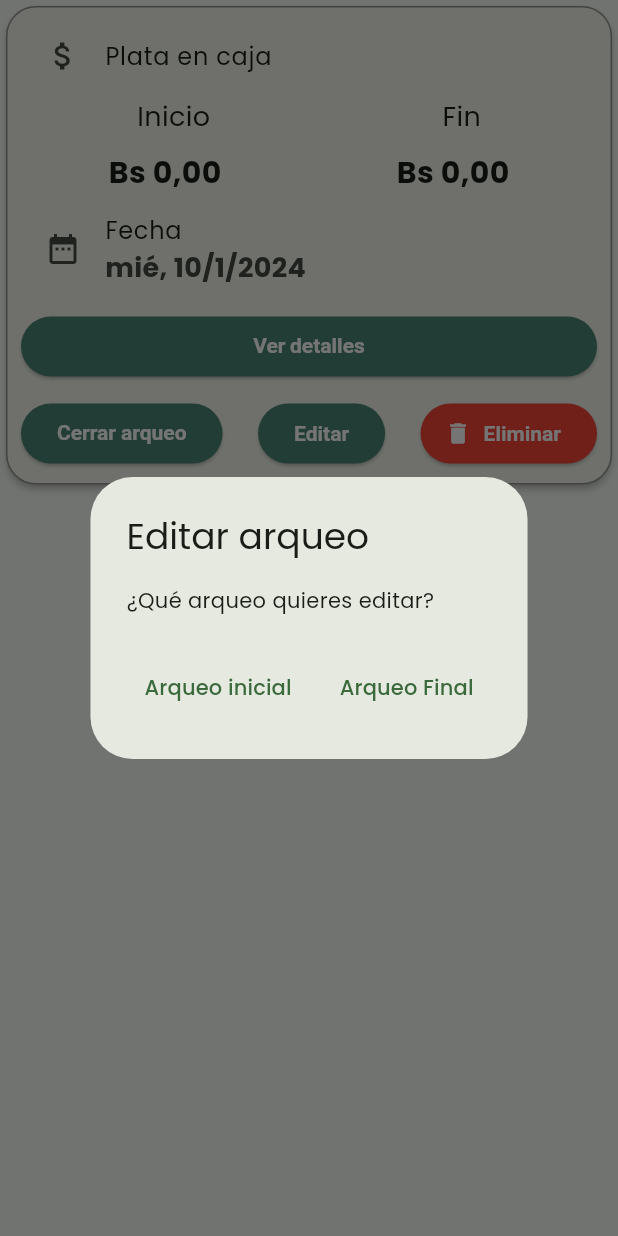
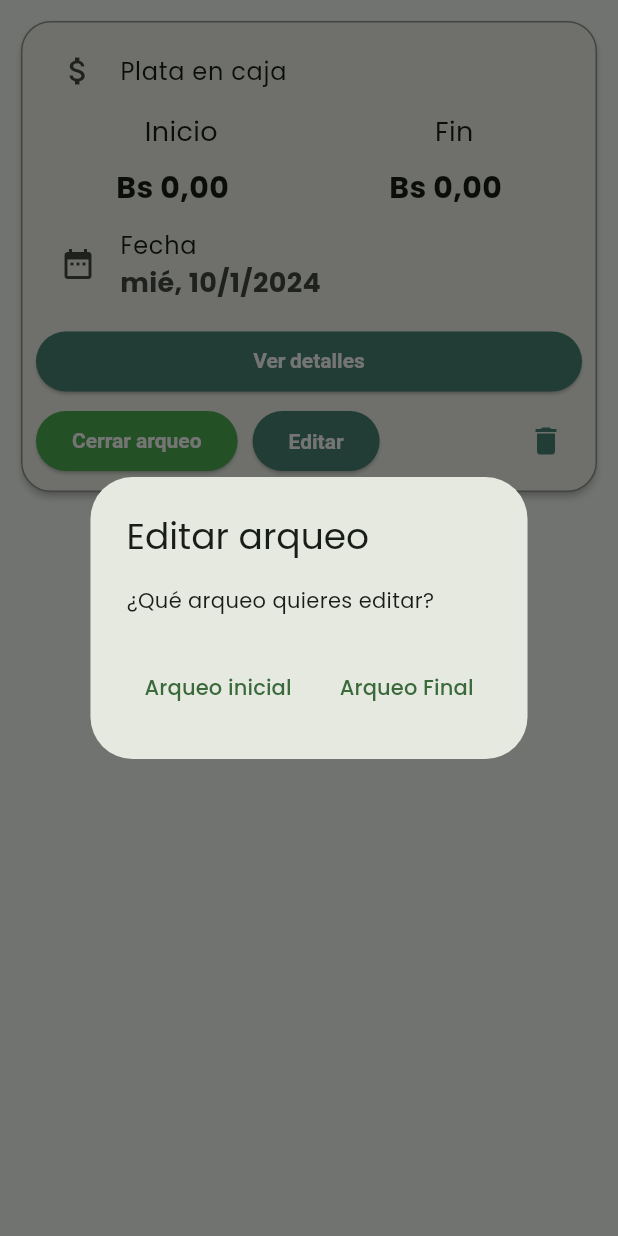
Before and after one commit to Jose20025/arqueo_ahsc, a Flutter app: the DayCashCountCard widget shown alone on an empty page, opened directly with empty values, after a tap on "Editar", on a phone screen of 412 x 824 dp. Run offline on Flutter 3.47's test engine with Material 3 defaults, Android fonts, the phone set to English and light mode, and no system bars; our stand-ins replace google_fonts.

Commit message:
Update DayCashCountCard widget

```diff
--- a/lib/app/widgets/day_cash_count_card.dart
+++ b/lib/app/widgets/day_cash_count_card.dart
@@ -14,7 +14,8 @@ class DayCashCountCard extends StatelessWidget {
 
   @override
   Widget build(BuildContext context) {
-    return SizedBox(
+    return Container(
+      padding: const EdgeInsets.all(10),
       child: Column(
         children: [
           Card(
@@ -71,85 +72,54 @@ class DayCashCountCard extends StatelessWidget {
                     ),
                   ),
                   const SizedBox(height: 5),
-                  FilledButton(
-                    onPressed: () {
-                      // TODO: Implementar ver detalles
-                    },
-                    child: const Text(
-                      'Ver detalles',
-                      style: TextStyle(fontWeight: FontWeight.bold),
-                    ),
-                  ),
-                  const SizedBox(height: 10),
+                  const _DetailsButton(),
+                  const SizedBox(height: 5),
                   Row(
                     mainAxisAlignment: MainAxisAlignment.spaceBetween,
                     children: [
-                      FilledButton.tonal(
-                        onPressed: dayCashCount.finalCashCount == null
-                            ? () {
-                                // TODO: Implementar cierre de arqueo
-                              }
-                            : null,
-                        style: ButtonStyle(
-                          elevation: MaterialStateProperty.all(1),
+                      Row(
+                        children: [
+                          _CloseCashCountButton(dayCashCount),
+                          const SizedBox(width: 10),
+                          _EditCashCountButton(dayCashCount),
+                        ],
                       ),
-                        child: const Text('Cerrar arqueo'),
+                      _DeleteCashCountButton(dayCashCount)
+                    ],
                   ),
-                      FilledButton(
-                          onPressed: () {
-                            showDialog(
-                                context: context,
-                                builder: (context) {
-                                  return AlertDialog(
-                                    title: const Text('Editar arqueo'),
-                                    content: const Text(
-                                        '¿Qué arqueo quieres editar?'),
-                                    actions: [
-                                      TextButton(
-                                          onPressed: () {
-                                            // TODO: Implementar edición de arqueo inicial
-                                          },
-                                          child: const Text('Arqueo inicial')),
-                                      TextButton(
-                                          onPressed: () {
-                                            Navigator.pop(context);
-
-                                            if (dayCashCount.finalCashCount ==
-                                                null) {
-                                              ScaffoldMessenger.of(context)
-                                                  .showSnackBar(
-                                                const SnackBar(
-                                                  content: Text(
-                                                    'No se puede editar el arqueo final porque no se ha realizado',
-                                                    style: TextStyle(
-                                                        color: Colors.white),
+                  const SizedBox(height: 5),
+                ],
               ),
-                                                  duration:
-                                                      Duration(seconds: 2),
-                                                  showCloseIcon: true,
-                                                  closeIconColor: Colors.white,
-                                                  backgroundColor: Colors.red,
+            ),
+          ),
+        ],
       ),
     );
-                                              return;
+  }
 }
 
-                                            // TODO: Implementar edición de arqueo final
-                                          },
-                                          child: const Text('Arqueo Final'))
-                                    ],
+class _DeleteCashCountButton extends StatelessWidget {
+  const _DeleteCashCountButton(
+    this.dayCashCount,
   );
-                                });
-                          },
-                          child: const Text('Editar')),
-                      FilledButton.tonalIcon(
+
+  final DayCashCount dayCashCount;
+
+  final buttonStyle = const ButtonStyle(
+      // foregroundColor: MaterialStateProperty.all(Colors.white),
+      // backgroundColor: MaterialStateProperty.all(Colors.red),
+      );
+
+  @override
+  Widget build(BuildContext context) {
+    return IconButton(
+      style: buttonStyle,
       onPressed: () {
         showDialog(
           context: context,
           builder: (context) => AlertDialog(
             title: const Text('Eliminar arqueo'),
-                              content: const Text(
-                                  '¿Está seguro que desea eliminar este arqueo?'),
+            content: const Text('¿Está seguro que desea eliminar este arqueo?'),
             actions: [
               TextButton(
                 onPressed: () {
@@ -172,19 +142,106 @@ class DayCashCountCard extends StatelessWidget {
         );
       },
       icon: const Icon(Icons.delete),
-                        label: const Text('Eliminar'),
-                        style: const ButtonStyle(
-                            backgroundColor:
-                                MaterialStatePropertyAll(Colors.red)),
-                      )
+    );
+  }
+}
+
+class _EditCashCountButton extends StatelessWidget {
+  const _EditCashCountButton(
+    this.dayCashCount,
+  );
+
+  final DayCashCount dayCashCount;
+
+  @override
+  Widget build(BuildContext context) {
+    return FilledButton(
+        onPressed: () {
+          showDialog(
+              context: context,
+              builder: (context) {
+                return AlertDialog(
+                  title: const Text('Editar arqueo'),
+                  content: const Text('¿Qué arqueo quieres editar?'),
+                  actions: [
+                    TextButton(
+                        onPressed: () {
+                          // TODO: Implementar edición de arqueo inicial
+                        },
+                        child: const Text('Arqueo inicial')),
+                    TextButton(
+                        onPressed: () {
+                          Navigator.pop(context);
+
+                          if (dayCashCount.finalCashCount == null) {
+                            ScaffoldMessenger.of(context).showSnackBar(
+                              const SnackBar(
+                                content: Text(
+                                  'No se puede editar el arqueo final porque no se ha realizado',
+                                  style: TextStyle(color: Colors.white),
+                                ),
+                                duration: Duration(seconds: 2),
+                                showCloseIcon: true,
+                                closeIconColor: Colors.white,
+                                backgroundColor: Colors.red,
+                              ),
+                            );
+                            return;
+                          }
+
+                          // TODO: Implementar edición de arqueo final
+                        },
+                        child: const Text('Arqueo Final'))
                   ],
-                  ),
-                  const SizedBox(height: 5),
-                ],
-              ),
-            ),
-          ),
-        ],
+                );
+              });
+        },
+        child: const Text('Editar'));
+  }
+}
+
+class _CloseCashCountButton extends StatelessWidget {
+  _CloseCashCountButton(
+    this.dayCashCount,
+  );
+
+  final DayCashCount dayCashCount;
+
+  final buttonStyle = ButtonStyle(
+    backgroundColor: MaterialStateProperty.all(Colors.green),
+  );
+
+  @override
+  Widget build(BuildContext context) {
+    return FilledButton.tonal(
+      onPressed: dayCashCount.finalCashCount == null
+          ? () {
+              // TODO: Implementar cierre de arqueo
+            }
+          : null,
+      style: buttonStyle,
+      child: const Text('Cerrar arqueo'),
+    );
+  }
+}
+
+class _DetailsButton extends StatelessWidget {
+  const _DetailsButton();
+
+  final buttonStyle = const ButtonStyle(
+      // backgroundColor: MaterialStateProperty.all(Colors.blueAccent),
+      );
+
+  @override
+  Widget build(BuildContext context) {
+    return FilledButton(
+      onPressed: () {
+        // TODO: Implementar ver detalles
+      },
+      style: buttonStyle,
+      child: const Text(
+        'Ver detalles',
+        style: TextStyle(fontWeight: FontWeight.bold),
       ),
     );
   }
```
Lines whose indentation alone changed are shown as unchanged.
